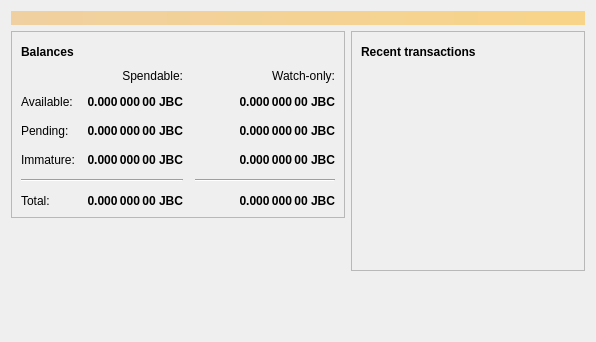
Qt form src/qt/forms/overviewpage.ui (jinbio/jbc_core) before a commit.
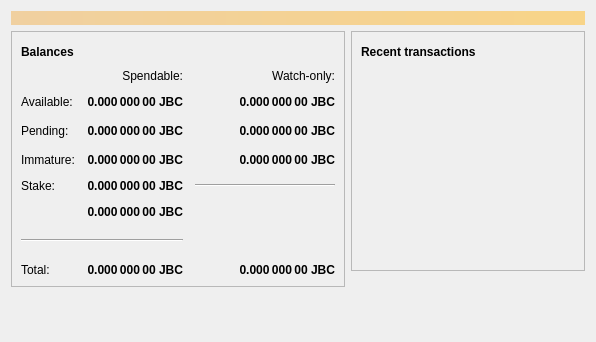
The same form after that commit. Icons and pictures are not drawn.

```diff
--- a/src/qt/forms/overviewpage.ui
+++ b/src/qt/forms/overviewpage.ui
@@ -189,7 +189,7 @@
               </property>
              </widget>
             </item>
-            <item row="4" column="0" colspan="2">
+            <item row="6" column="0" colspan="2">
              <widget class="Line" name="line">
               <property name="orientation">
                <enum>Qt::Horizontal</enum>
@@ -215,7 +215,7 @@
               </property>
              </widget>
             </item>
-            <item row="5" column="0">
+            <item row="7" column="0">
              <widget class="QLabel" name="labelTotalText">
               <property name="text">
                <string>Total:</string>
@@ -247,7 +247,7 @@
               </property>
              </widget>
             </item>
-            <item row="2" column="3">
+            <item row="6" column="3">
              <spacer name="horizontalSpacer_2">
               <property name="orientation">
                <enum>Qt::Horizontal</enum>
@@ -267,7 +267,7 @@
               </property>
              </widget>
             </item>
-            <item row="5" column="1">
+            <item row="7" column="1">
              <widget class="QLabel" name="labelTotal">
               <property name="font">
                <font>
@@ -292,7 +292,7 @@
               </property>
              </widget>
             </item>
-            <item row="5" column="2">
+            <item row="7" column="2">
              <widget class="QLabel" name="labelWatchTotal">
               <property name="font">
                <font>
@@ -401,6 +401,64 @@
               </property>
              </widget>
             </item>
+            <item row="4" column="0">
+             <widget class="QLabel" name="labelStakeText">
+              <property name="text">
+               <string>Stake:</string>
+              </property>
+             </widget>
+            </item>
+            <item row="4" column="1">
+             <widget class="QLabel" name="labelStake">
+              <property name="font">
+               <font>
+                <weight>75</weight>
+                <bold>true</bold>
+               </font>
+              </property>
+              <property name="text">
+               <string>0.000 000 00 JBC</string>
+              </property>
+              <property name="alignment">
+               <set>Qt::AlignRight|Qt::AlignTrailing|Qt::AlignVCenter</set>
+              </property>
+              <property name="textInteractionFlags">
+               <set>Qt::LinksAccessibleByMouse|Qt::TextSelectableByKeyboard|Qt::TextSelectableByMouse</set>
+              </property>
+             </widget>
+            </item>
+            <item row="5" column="1">
+             <widget class="QLabel" name="labelWatchStake">
+              <property name="font">
+               <font>
+                <weight>75</weight>
+                <bold>true</bold>
+               </font>
+              </property>
+              <property name="text">
+               <string>0.000 000 00 JBC</string>
+              </property>
+              <property name="alignment">
+               <set>Qt::AlignRight|Qt::AlignTrailing|Qt::AlignVCenter</set>
+              </property>
+              <property name="textInteractionFlags">
+               <set>Qt::LinksAccessibleByMouse|Qt::TextSelectableByKeyboard|Qt::TextSelectableByMouse</set>
+              </property>
+             </widget>
+            </item>
+            <item row="2" column="3">
+             <spacer name="horizontalSpacer_21">
+              <property name="orientation">
+               <enum>Qt::Horizontal</enum>
+              </property>
+              <property name="sizeHint" stdset="0">
+               <size>
+                <width>40</width>
+                <height>20</height>
+               </size>
+              </property>
+             </spacer>
+            </item>
            </layout>
           </item>
          </layout>
```
